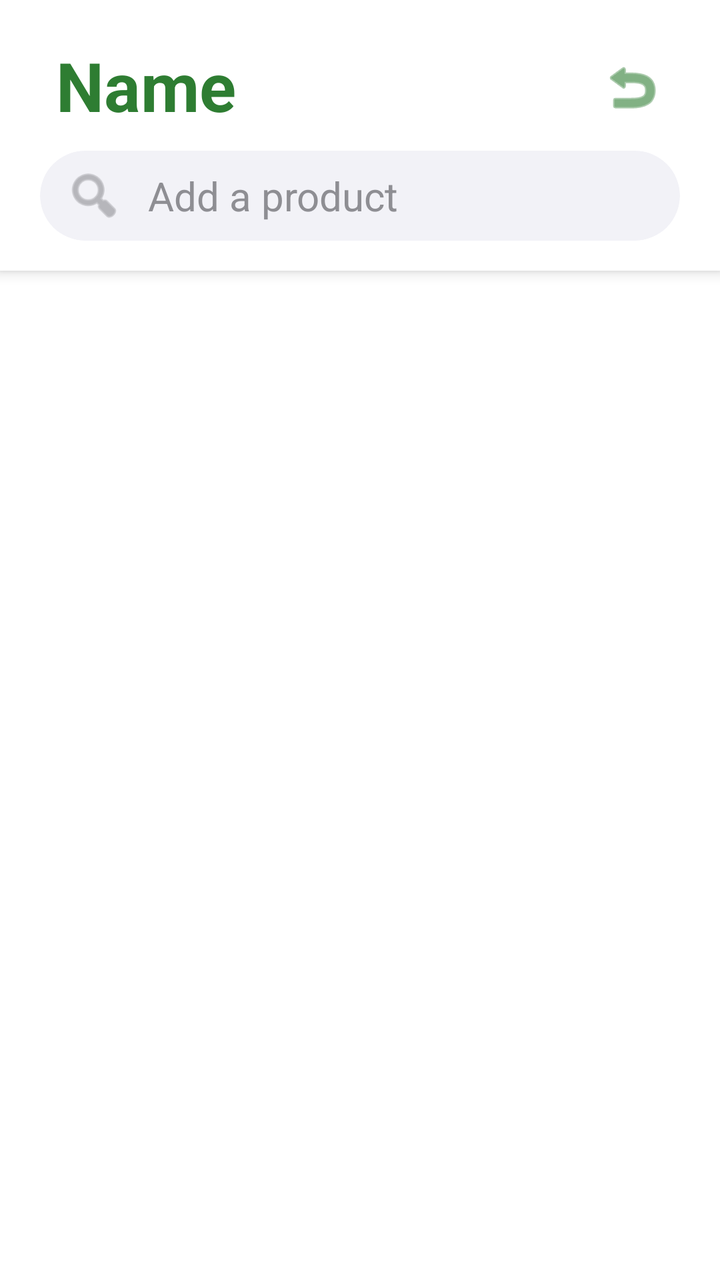
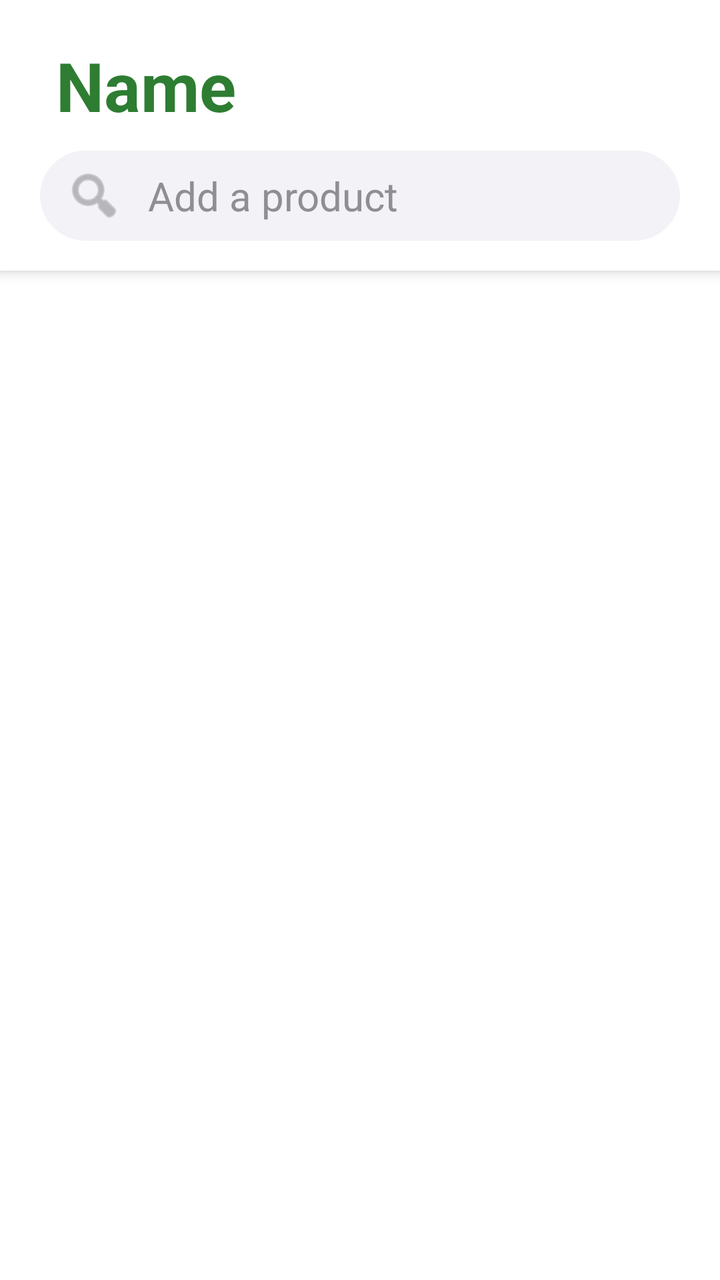

The first picture is an Android layout as it rendered before a commit; the second is the same layout after the commit. The layout source and the unified diff follow.
<!-- AndroidManifest.xml: application theme Theme.SafelystApp -->
<!-- res/layout/shopping_list_selected.xml -->
<?xml version="1.0" encoding="utf-8"?>
<androidx.coordinatorlayout.widget.CoordinatorLayout xmlns:android="http://schemas.android.com/apk/res/android"
    android:layout_width="match_parent"
    android:layout_height="match_parent"
    xmlns:app="http://schemas.android.com/apk/res-auto"
    android:background="#FFFFFF">

    <com.google.android.material.appbar.AppBarLayout
        android:layout_width="match_parent"
        android:layout_height="wrap_content"
        android:background="#FFFFFF"
        android:elevation="0dp">

        <LinearLayout
            android:layout_width="match_parent"
            android:layout_height="wrap_content"
            android:orientation="vertical"
            android:paddingTop="20dp"
            android:paddingHorizontal="20dp"
            android:paddingBottom="15dp">

            <LinearLayout
                android:layout_width="match_parent"
                android:layout_height="wrap_content"
                android:orientation="horizontal">

                <EditText
                    android:id="@+id/listSelectedTitle"
                    android:layout_width="wrap_content"
                    android:layout_height="wrap_content"
                    android:layout_weight="1"
                    android:text="Name"
                    android:paddingBottom="10dp"
                    android:paddingTop="0dp"
                    android:paddingStart="8dp"
                    android:textSize="34sp"
                    android:textStyle="bold"
                    android:textColor="#2E7D32"
                    android:focusableInTouchMode="true"
                    android:outlineProvider="none"
                    android:inputType="textCapSentences"
                    android:imeOptions="actionDone"
                    android:background="@android:color/transparent"/>

                <ImageButton
                    android:id="@+id/undoButton"
                    android:layout_width="40dp"
                    android:layout_height="40dp"
                    android:paddingEnd="8dp"
                    android:paddingTop="7dp"
                    android:src="@android:drawable/ic_menu_revert"
                    android:background="?attr/selectableItemBackgroundBorderless"
                    app:tint="#2E7D32"
                    />

            </LinearLayout>


            <androidx.cardview.widget.CardView
                android:layout_width="match_parent"
                android:layout_height="45dp"
                app:cardBackgroundColor="#F2F2F7"
                app:cardCornerRadius="70dp"
                app:cardElevation="0dp">

                <LinearLayout
                    android:layout_width="match_parent"
                    android:layout_height="match_parent"
                    android:gravity="center_vertical"
                    android:paddingHorizontal="12dp">

                    <ImageView
                        android:layout_width="30dp"
                        android:layout_height="30dp"
                        android:src="@android:drawable/ic_menu_search"
                        app:tint="#8E8E93"/>

                    <EditText
                        android:id="@+id/searchProductEditText"
                        android:layout_width="match_parent"
                        android:layout_height="match_parent"
                        android:background="@android:color/transparent"
                        android:hint="Add a product"
                        android:paddingStart="12dp"
                        android:textSize="20sp"
                        android:imeOptions="actionSearch"
                        android:inputType="text"
                        android:textColorHint="#8E8E93"/>
                </LinearLayout>
            </androidx.cardview.widget.CardView>
        </LinearLayout>
    </com.google.android.material.appbar.AppBarLayout>

    
    <androidx.recyclerview.widget.RecyclerView
        android:id="@+id/recyclerViewItems"
        android:layout_width="match_parent"
        android:layout_height="match_parent"
        app:layout_behavior="@string/appbar_scrolling_view_behavior"
        android:paddingTop="10dp"
        android:clipToPadding="false" />

</androidx.coordinatorlayout.widget.CoordinatorLayout>
<!-- resources referenced by this layout -->
<resources>
  <style name="Theme.SafelystApp" parent="Theme.MaterialComponents.DayNight.DarkActionBar">
          
          <item name="colorPrimary">@color/purple_500</item>
          <item name="colorPrimaryVariant">@color/purple_700</item>
          <item name="colorOnPrimary">@color/white</item>
          
          <item name="colorSecondary">@color/teal_200</item>
          <item name="colorSecondaryVariant">@color/teal_700</item>
          <item name="colorOnSecondary">@color/black</item>
          
          <item name="android:statusBarColor">?attr/colorPrimaryVariant</item>
          
      </style>
  <color name="purple_500">#FF6200EE</color>
  <color name="purple_700">#FF3700B3</color>
  <color name="white">#FFFFFFFF</color>
  <color name="teal_200">#FF03DAC5</color>
  <color name="teal_700">#FF018786</color>
  <color name="black">#FF000000</color>
</resources>

<!-- the commit's change to res/layout/shopping_list_selected.xml (unified diff, before → after) -->
@@ -48,6 +48,7 @@
                     android:layout_height="40dp"
                     android:paddingEnd="8dp"
                     android:paddingTop="7dp"
+                    android:visibility="gone"
                     android:src="@android:drawable/ic_menu_revert"
                     android:background="?attr/selectableItemBackgroundBorderless"
                     app:tint="#2E7D32"
